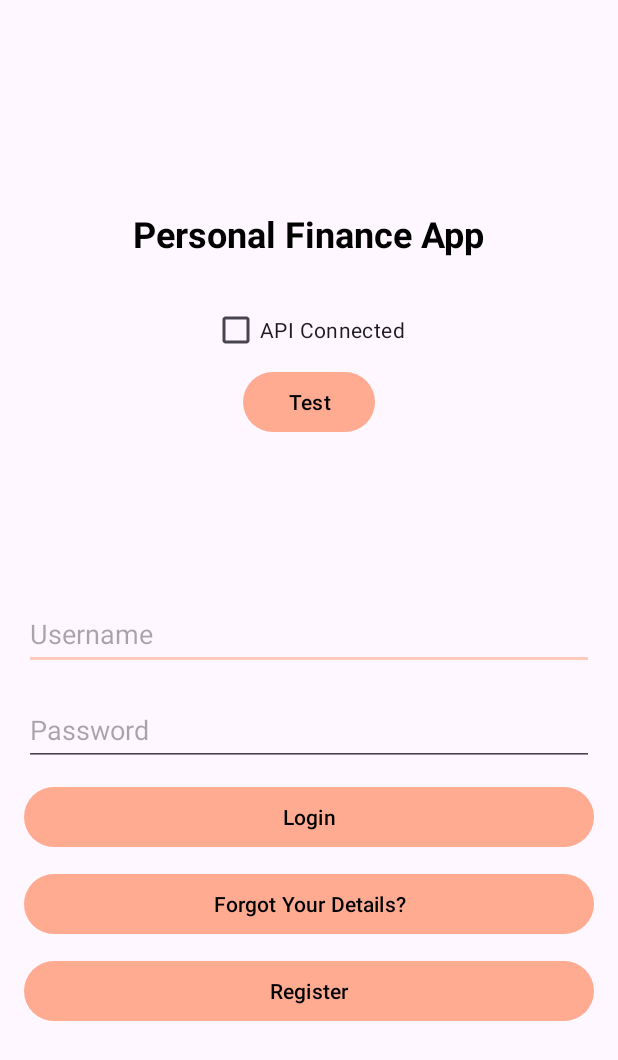
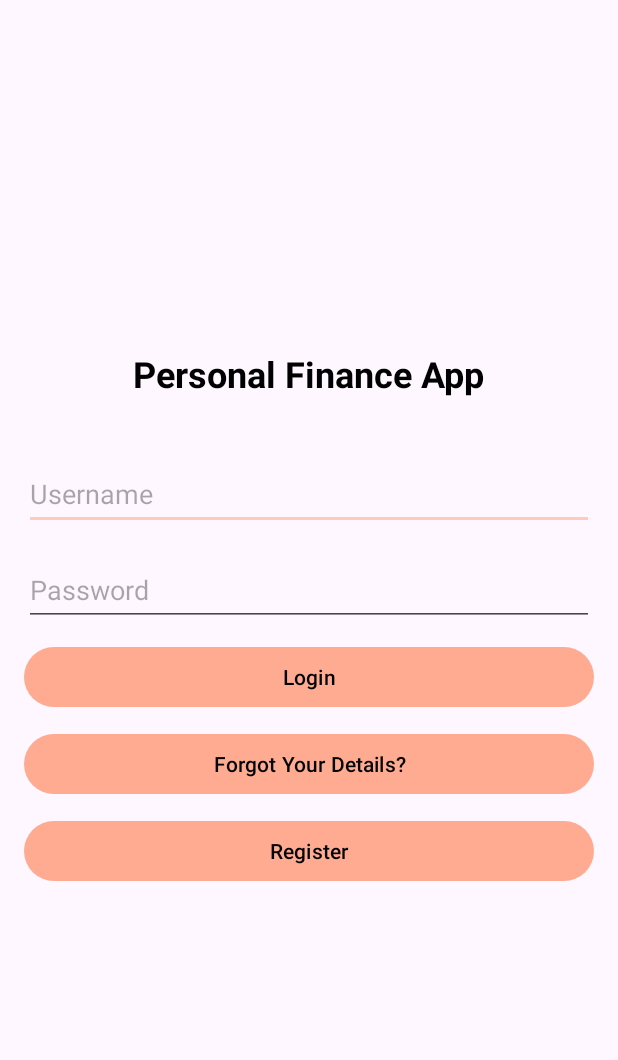
Before and after one commit to supertclank/PersonalFinanceApp, an Android app built with Jetpack Compose: the screen it shows after launch (LoginActivity), on a phone screen of 412 x 824 dp. Shown: the top 1060 px of the screen. Run offline under Robolectric (Android 15) with nearby library versions, the light colour scheme and no system bars.

Commit message:
More progress on login

```diff
--- a/app/src/main/java/api/ApiService.kt
+++ b/app/src/main/java/api/ApiService.kt
@@ -4,17 +4,20 @@ import api.data_class.BudgetCreate
 import api.data_class.BudgetRead
 import api.data_class.GoalsCreate
 import api.data_class.GoalsRead
+import api.data_class.LoginRequest
 import api.data_class.NotificationCreate
 import api.data_class.NotificationRead
 import api.data_class.ProfileCreate
 import api.data_class.ProfileRead
 import api.data_class.ReportCreate
 import api.data_class.ReportRead
+import api.data_class.TokenResponse
 import api.data_class.TransactionCreate
 import api.data_class.TransactionRead
 import api.data_class.UserCreate
 import api.data_class.UserRead
 import api.data_class.UsernameRecoveryRequest
+import okhttp3.Response
 import retrofit2.Call
 import retrofit2.http.Body
 import retrofit2.http.Field
@@ -45,7 +48,7 @@ interface ApiService {
             @Field("scope") scope: String? = null,
             @Field("client_id") clientId: String? = null,
             @Field("client_secret") clientSecret: String? = null
-    ): Call<UserRead>
+        ): Response<TokenResponse>
 
 
     // Profile endpoints
--- /dev/null
+++ b/app/src/main/java/api/data_class/TokenResponse.kt
@@ -0,0 +1,6 @@
+package api.data_class
+
+data class TokenResponse(
+    val access_token: String,
+    val token_type: String
+)
--- a/app/src/main/res/layout/login.xml
+++ b/app/src/main/res/layout/login.xml
@@ -23,45 +23,6 @@
             android:textSize="24sp"
             android:textStyle="bold"
             android:textColor="@color/pastelOrangeOnPrimary"/>
-
-        <CheckBox
-            android:id="@+id/api_connected"
-            android:layout_width="wrap_content"
-            android:layout_height="wrap_content"
-            android:layout_gravity="center"
-            android:text="@string/api_connected" />
-
-        <Button
-            android:id="@+id/test"
-            android:layout_width="wrap_content"
-            android:layout_height="wrap_content"
-            android:layout_gravity="center"
-            android:text="@string/test" />
-
-        <TextView
-            android:id="@+id/invalid"
-            android:layout_width="wrap_content"
-            android:layout_height="wrap_content"
-            android:layout_gravity="top|center_horizontal"
-            android:layout_marginBottom="24dp"
-            android:text="@string/invalid_details"
-            android:textColor="@color/colorError"
-            android:textSize="15sp"
-            android:textStyle="bold"
-            android:visibility="invisible" />
-
-        <TextView
-            android:id="@+id/try_again"
-            android:layout_width="wrap_content"
-            android:layout_height="wrap_content"
-            android:layout_gravity="top|center_horizontal"
-            android:layout_marginBottom="24dp"
-            android:text="@string/try_again"
-            android:textColor="@color/colorError"
-            android:textSize="15sp"
-            android:textStyle="bold"
-            android:visibility="invisible" />
-
 
         <!-- Username field -->
         <EditText
```
Also changed, not shown: app/src/main/java/com/example/personfinanceapp/activity/LoginActivity.kt (+32 -75 lines), app/src/main/java/api/data_class/LoginRequest.kt (line endings or trailing spaces), 6 other files. Lines whose indentation alone changed are shown as unchanged.
